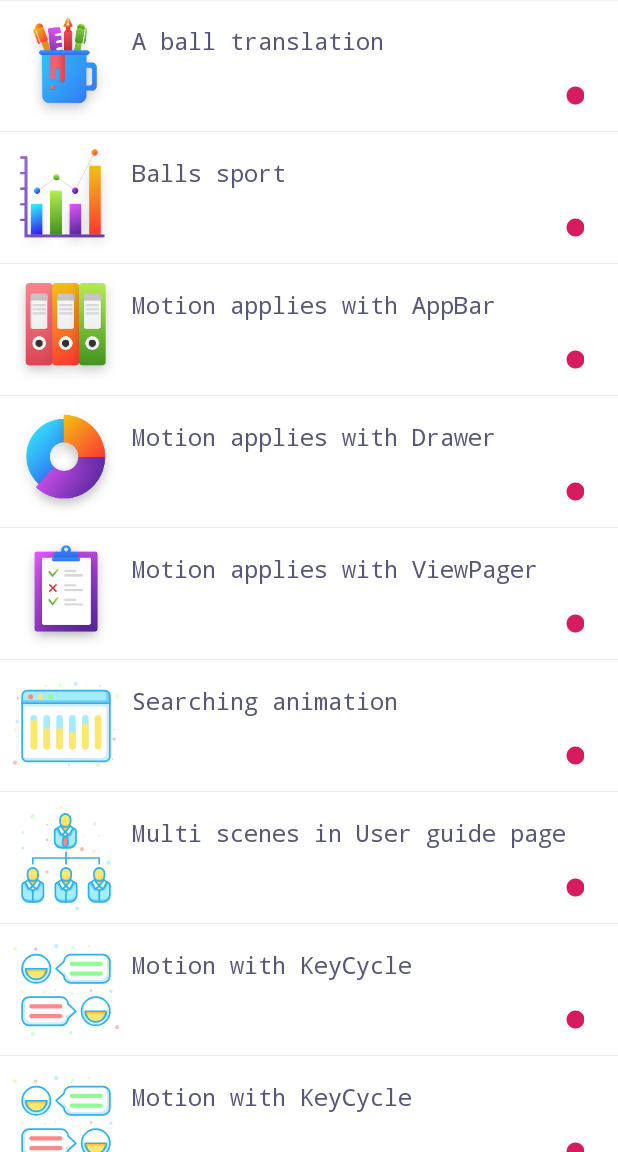
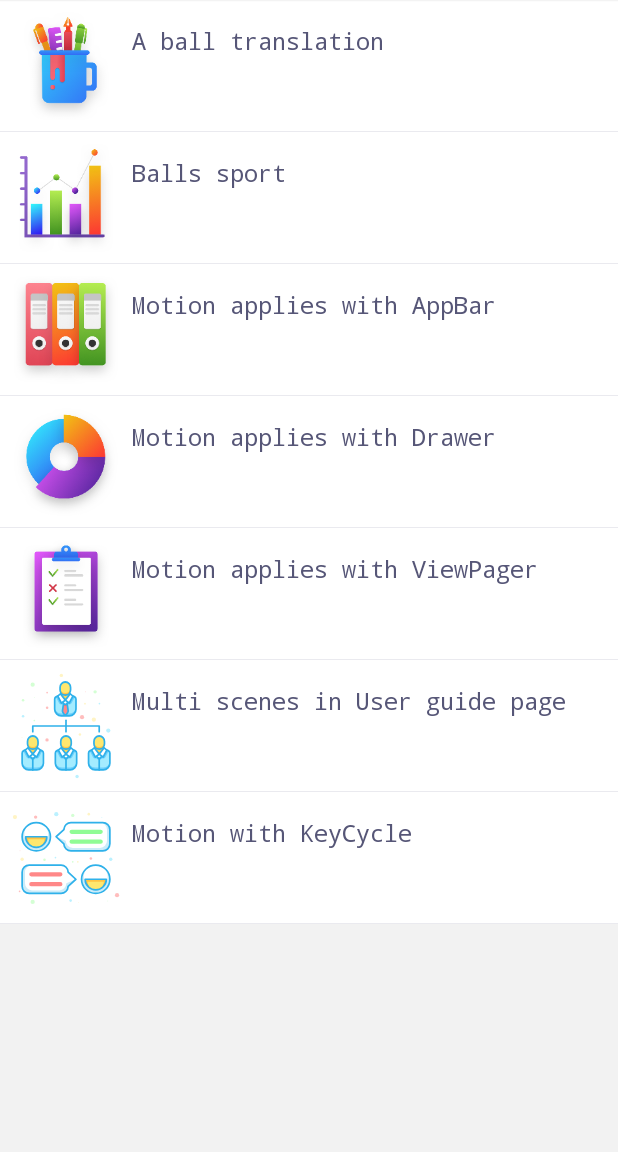
Before and after one commit to Moosphan/MotionLayoutSamples, an Android app: the screen it shows after launch (MainActivity), on a phone screen of 412 x 824 dp, the part 84-1236 px from its top. Run offline under Robolectric (Android 15) with nearby library versions, the phone set to English and light mode, and no system bars.

```diff
--- a/app/src/main/java/com/moos/constraint/EntranceListAdapter.kt
+++ b/app/src/main/java/com/moos/constraint/EntranceListAdapter.kt
@@ -12,43 +12,19 @@ import androidx.appcompat.app.AlertDialog
 
 class EntranceListAdapter(ctx: Context):  androidx.recyclerview.widget.RecyclerView.Adapter<EntranceListAdapter.EntranceViewHolder>(){
 
-    val entranceData = arrayListOf(
+    private val entranceData = arrayListOf(
         Entrance(R.mipmap.ic_base, "A ball translation"),
         Entrance(R.mipmap.ic_multi, "Balls sport"),
         Entrance(R.mipmap.ic_appbar, "Motion applies with AppBar"),
         Entrance(R.mipmap.ic_drawer, "Motion applies with Drawer"),
         Entrance(R.mipmap.ic_pager, "Motion applies with ViewPager"),
-        Entrance(R.drawable.ic_browser, "Searching animation"),
+        //Entrance(R.drawable.ic_browser, "Searching animation"),
         Entrance(R.drawable.ic_user, "Multi scenes in User guide page"),
-        Entrance(R.drawable.ic_chat, "Motion with KeyCycle"),
-        Entrance(R.drawable.ic_chat, "Motion with KeyCycle"),
-        Entrance(R.drawable.ic_chat, "Motion with KeyCycle"),
-        Entrance(R.drawable.ic_chat, "Motion with KeyCycle"),
-        Entrance(R.drawable.ic_chat, "Motion with KeyCycle"),
         Entrance(R.drawable.ic_chat, "Motion with KeyCycle")
     )
 
-    private lateinit var mDialog: AlertDialog
 
     private var mListener: ((position: Int) -> Unit)? = null
-
-    private var mSlideCallback: ((slideEnable: Boolean)-> Unit)? = null
-    private var mProgressListener: ((position: Int) -> Unit)? = null
-
-    init {
-        initDialog(ctx)
-    }
-
-    private fun initDialog(cxt: Context) {
-        mDialog = AlertDialog.Builder(cxt)
-            .setMessage("msg")
-            .setTitle("title")
-            .setPositiveButton("复制", DialogInterface.OnClickListener { dialogInterface, i ->
-
-            })
-            .setNeutralButton("取消", null)
-            .create()
-    }
 
     override fun onCreateViewHolder(parent: ViewGroup, position: Int): EntranceViewHolder {
         return EntranceViewHolder(View.inflate(parent.context, R.layout.entrance_item_layout, null))
@@ -61,7 +37,6 @@ class EntranceListAdapter(ctx: Context):  androidx.recyclerview.widget.RecyclerV
     override fun onBindViewHolder(viewHolder: EntranceViewHolder, position: Int) {
         val textView = viewHolder.itemView.findViewById<TextView>(R.id.entrance_item_desc)
         val imageView = viewHolder.itemView.findViewById<ImageView>(R.id.entrance_item_ic)
-        val seekBar = viewHolder.itemView.findViewById<SeekBar>(R.id.seekbar)
         textView.text = entranceData[position].info
         imageView.setImageResource(entranceData[position].icon)
         viewHolder.itemView.setOnClickListener {
@@ -69,51 +44,7 @@ class EntranceListAdapter(ctx: Context):  androidx.recyclerview.widget.RecyclerV
                 mListener?.invoke(position)
             }
         }
-        seekBar.setOnTouchListener { v, event ->
-            if (event.action == MotionEvent.ACTION_DOWN) {
-                if (mSlideCallback != null) {
-                    mSlideCallback?.invoke(false)
-                }
-            } else if (event.action == MotionEvent.ACTION_UP) {
-                if (mSlideCallback != null) {
-                    mSlideCallback?.invoke(true)
-                }
-            }
-            false
-        }
-
-        seekBar.setOnSeekBarChangeListener(object : SeekBar.OnSeekBarChangeListener {
-            override fun onProgressChanged(seekBar: SeekBar?, progress: Int, fromUser: Boolean) {
-                if (mProgressListener != null) {
-                    mProgressListener?.invoke(progress)
-                }
-            }
-
-            override fun onStartTrackingTouch(seekBar: SeekBar?) {
-            }
-
-            override fun onStopTrackingTouch(seekBar: SeekBar?) {
-            }
-
-        })
-
-        viewHolder.itemView.setOnLongClickListener {
-            seekBar.visibility = View.VISIBLE
-            seekBar.requestFocusFromTouch()
-
-            false
-        }
     }
-
-    public fun showDialog(msg: String) {
-        mDialog.setMessage(msg)
-        mDialog.show()
-    }
-
-    public fun hideDialog() {
-        mDialog.hide()
-    }
-
     /**
      * set entrance item click listener.
      */
@@ -121,13 +52,7 @@ class EntranceListAdapter(ctx: Context):  androidx.recyclerview.widget.RecyclerV
         mListener = callback
     }
 
-    fun setOnProgressListener(callback: (progress: Int) -> Unit) {
-        mProgressListener = callback
-    }
 
-    fun setOnSlideCallback(callback: (slide: Boolean) -> Unit) {
-        mSlideCallback = callback
-    }
     class EntranceViewHolder(item: View): androidx.recyclerview.widget.RecyclerView.ViewHolder(item)
 
     data class Entrance(
--- a/app/src/main/java/com/moos/constraint/MainActivity.kt
+++ b/app/src/main/java/com/moos/constraint/MainActivity.kt
@@ -1,40 +1,13 @@
 package com.moos.constraint
 
-import android.content.Context
 import android.content.Intent
+import android.os.Bundle
 import androidx.appcompat.app.AppCompatActivity
-import android.os.Bundle
-import android.util.Log
 import androidx.recyclerview.widget.LinearLayoutManager
 import com.moos.constraint.practice.*
 import kotlinx.android.synthetic.main.activity_main.*
 
 class MainActivity : AppCompatActivity() {
-    class NoScrollLinearLayoutManager(context: Context?) : LinearLayoutManager(context) {
-        private var scrollable = true
-
-        fun enableScrolling() {
-            scrollable = true
-        }
-
-        fun disableScrolling() {
-            scrollable = false
-        }
-
-        override fun canScrollVertically(): Boolean {
-            val canScroll = super.canScrollVertically() && scrollable
-            Log.e("MainActivity", "当前是否能纵向滑动：$canScroll")
-            return canScroll
-        }
-
-
-
-        override fun canScrollHorizontally() =
-            super.canScrollVertically()
-
-                    && scrollable
-    }
-
     override fun onCreate(savedInstanceState: Bundle?) {
         super.onCreate(savedInstanceState)
         setContentView(R.layout.activity_main)
@@ -42,22 +15,10 @@ class MainActivity : AppCompatActivity() {
     }
 
     private fun init() {
-        recyclerView.layoutManager = NoScrollLinearLayoutManager(this)
+        recyclerView.layoutManager = LinearLayoutManager(this)
 
         val adapter = EntranceListAdapter(this)
         recyclerView.adapter = adapter
-        adapter.setOnSlideCallback {
-            if (it) {
-                (recyclerView.layoutManager as NoScrollLinearLayoutManager).enableScrolling()
-                adapter.hideDialog()
-            }
-            else
-                (recyclerView.layoutManager as NoScrollLinearLayoutManager).disableScrolling()
-        }
-
-        adapter.setOnProgressListener {
-            adapter.showDialog("进度为：$it")
-        }
         adapter.setOnEntranceSelectListener {
             when(it) {
                 0 -> startActivity(Intent(this, MotionSampleActivity::class.java))
@@ -65,13 +26,13 @@ class MainActivity : AppCompatActivity() {
                 2 -> startActivity(Intent(this, AppBarMotionActivity::class.java))
                 3 -> startActivity(Intent(this, DrawerMotionActivity::class.java))
                 4 -> startActivity(Intent(this, LottieMotionActivity::class.java))
-                5 -> {
-                    val intent = Intent(this, DetailActivity::class.java)
-                    intent.putExtra(DetailActivity.LAYOUT_ID_KEY, R.layout.scene_search_anim)
-                    startActivity(intent)
-                }
-                6 -> startActivity(Intent(this, UserGuideActivity::class.java))
-                7 -> {
+//                5 -> {
+//                    val intent = Intent(this, DetailActivity::class.java)
+//                    intent.putExtra(DetailActivity.LAYOUT_ID_KEY, R.layout.scene_search_anim)
+//                    startActivity(intent)
+//                }
+                5 -> startActivity(Intent(this, UserGuideActivity::class.java))
+                6 -> {
                     val intent = Intent(this, DetailActivity::class.java)
                     intent.putExtra(DetailActivity.LAYOUT_ID_KEY, R.layout.scene_key_cycle_sample)
                     startActivity(intent)
--- a/app/src/main/res/layout/activity_main.xml
+++ b/app/src/main/res/layout/activity_main.xml
@@ -1,35 +1,25 @@
 <?xml version="1.0" encoding="utf-8"?>
-<androidx.constraintlayout.widget.ConstraintLayout
+<LinearLayout
     xmlns:android="http://schemas.android.com/apk/res/android"
     xmlns:tools="http://schemas.android.com/tools"
     xmlns:app="http://schemas.android.com/apk/res-auto"
     android:layout_width="match_parent"
     android:layout_height="match_parent"
+    android:orientation="vertical"
     tools:context=".MainActivity"
-        android:background="#ffEBEBEF">
+    android:background="#fff2f2f2">
     <androidx.appcompat.widget.Toolbar
         android:id="@+id/toolbar"
-            android:layout_width="0dp"
+        android:layout_width="match_parent"
         android:layout_height="wrap_content"
-            android:background="?attr/colorPrimary"
-            android:theme="?attr/actionBarTheme"
         android:minHeight="?attr/actionBarSize"
-            app:layout_constraintStart_toStartOf="parent"
-            app:layout_constraintEnd_toEndOf="parent"
+        android:background="@color/bgColor_dark"
         android:elevation="1dp"
-            app:title="@string/app_name"
-            app:layout_constraintTop_toTopOf="parent"
-            app:layout_constraintHorizontal_bias="0.0"/>
+        app:title="@string/app_name" />
     <androidx.recyclerview.widget.RecyclerView
         android:id="@+id/recyclerView"
         android:layout_width="match_parent"
-            android:layout_height="wrap_content"
-            app:layout_constraintStart_toStartOf="parent"
-            app:layout_constraintEnd_toEndOf="parent"
-            app:layout_constraintBottom_toBottomOf="parent"
+        android:layout_height="match_parent"
         android:scrollbars="vertical"
-            app:layout_constraintTop_toBottomOf="@+id/toolbar"
-            app:layout_constraintHorizontal_bias="0.0"
-            app:layout_constraintVertical_bias="0.0"
         tools:listitem="@layout/card_item_layout"/>
-</androidx.constraintlayout.widget.ConstraintLayout>
+</LinearLayout>
--- a/app/src/main/res/layout/entrance_item_layout.xml
+++ b/app/src/main/res/layout/entrance_item_layout.xml
@@ -50,12 +50,4 @@
         app:layout_constraintVertical_bias="1.0"
         app:layout_constraintTop_toBottomOf="parent"/>
 
-    <SeekBar
-        android:id="@+id/seekbar"
-        android:layout_width="72dp"
-        android:layout_height="12dp"
-        android:rotation="270"
-        app:layout_constraintBottom_toBottomOf="parent"
-        app:layout_constraintEnd_toEndOf="parent"
-        app:layout_constraintTop_toTopOf="parent" />
 </androidx.constraintlayout.widget.ConstraintLayout>
```
Also changed, not shown: app/src/main/res/mipmap-xxhdpi/cat_img.png (deleted), 11 other files. Lines whose indentation alone changed are shown as unchanged.
